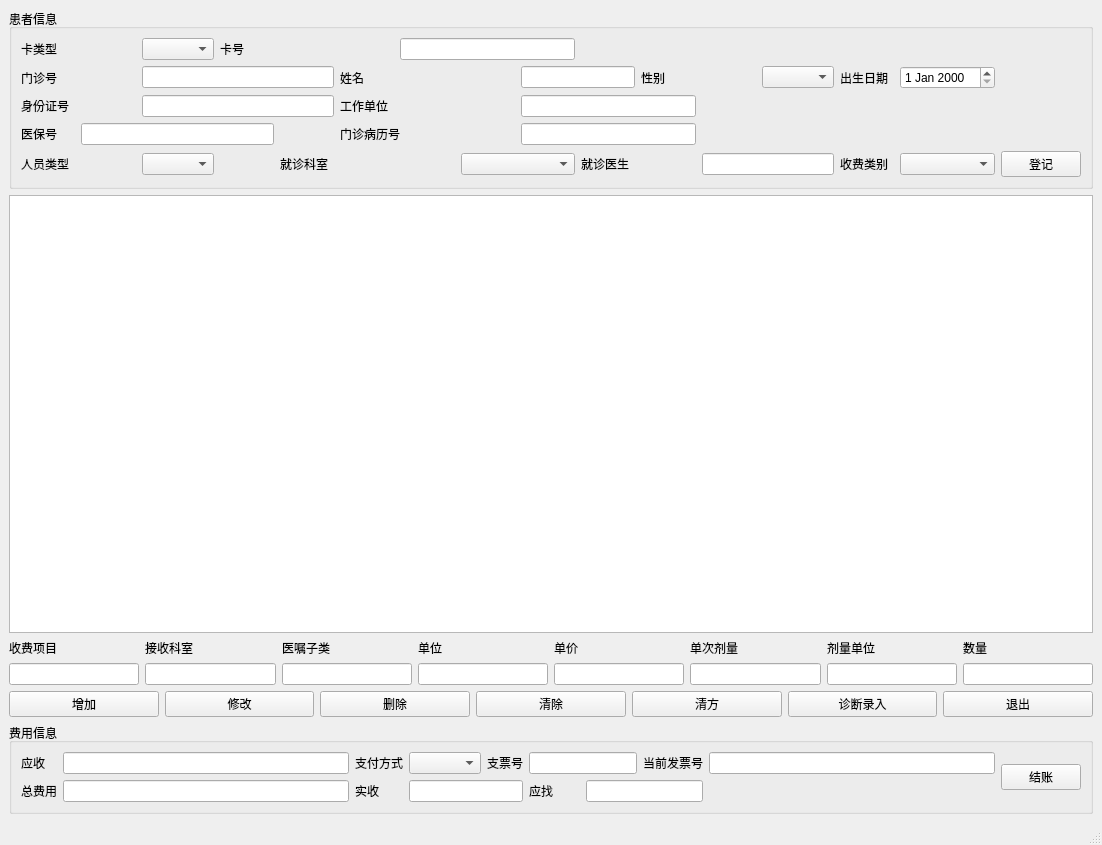
TurboLo/Emergency, file include/MainWindow.ui: the form before one commit.
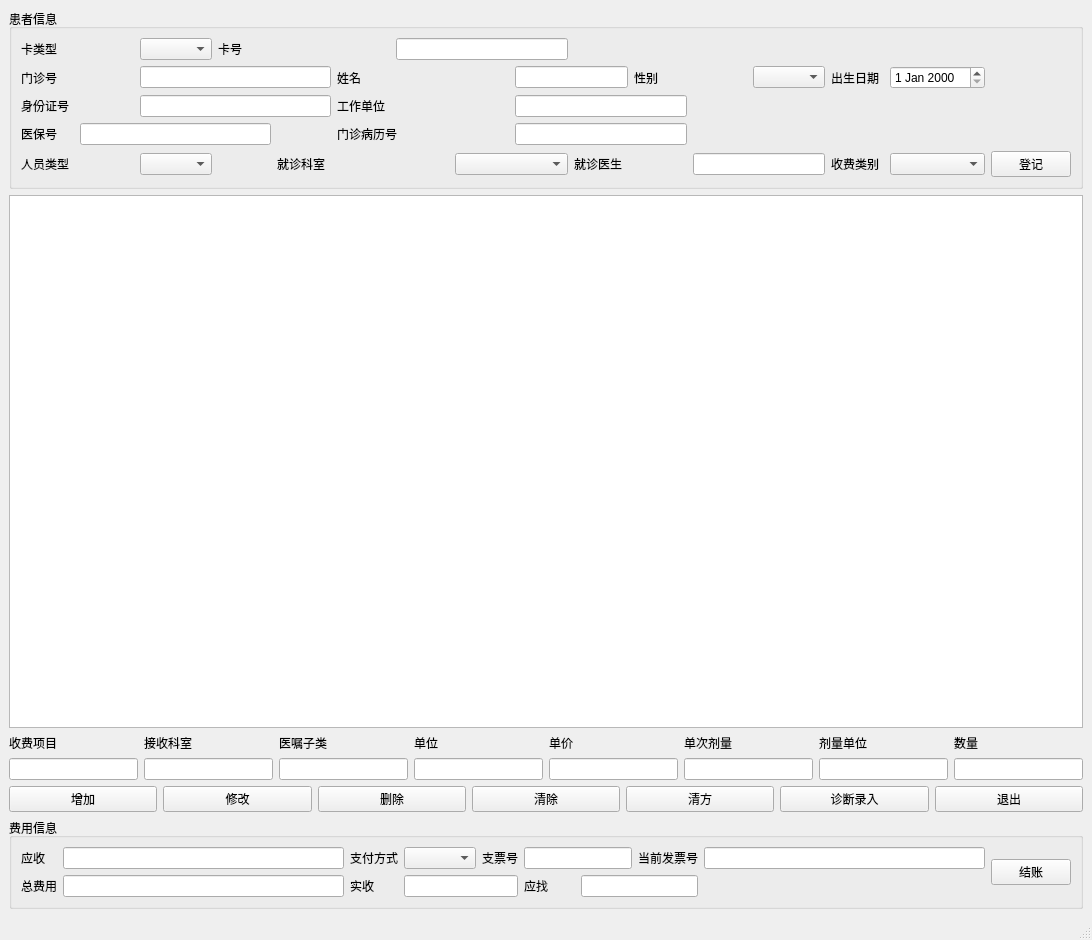
The form after the commit.

Commit message: 界面微调

Diff of the .ui file:
```diff
--- a/include/MainWindow.ui
+++ b/include/MainWindow.ui
@@ -6,8 +6,8 @@
    <rect>
     <x>0</x>
     <y>0</y>
-    <width>1102</width>
-    <height>845</height>
+    <width>1092</width>
+    <height>940</height>
    </rect>
   </property>
   <property name="windowTitle">
```
Left out of the diff: 2 changed lines with no effect on the pictures.
